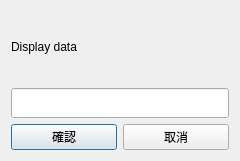
Old version of the form src/UI/inputdialog.ui in the repository uPtt-messenger/uPtt_backup.
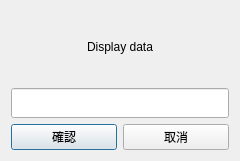
New version of the form.

Patch:
```diff
--- a/src/UI/inputdialog.ui
+++ b/src/UI/inputdialog.ui
@@ -21,6 +21,9 @@
        <property name="text">
         <string>Display data</string>
        </property>
+       <property name="alignment">
+        <set>Qt::AlignCenter</set>
+       </property>
       </widget>
      </item>
      <item>
```
